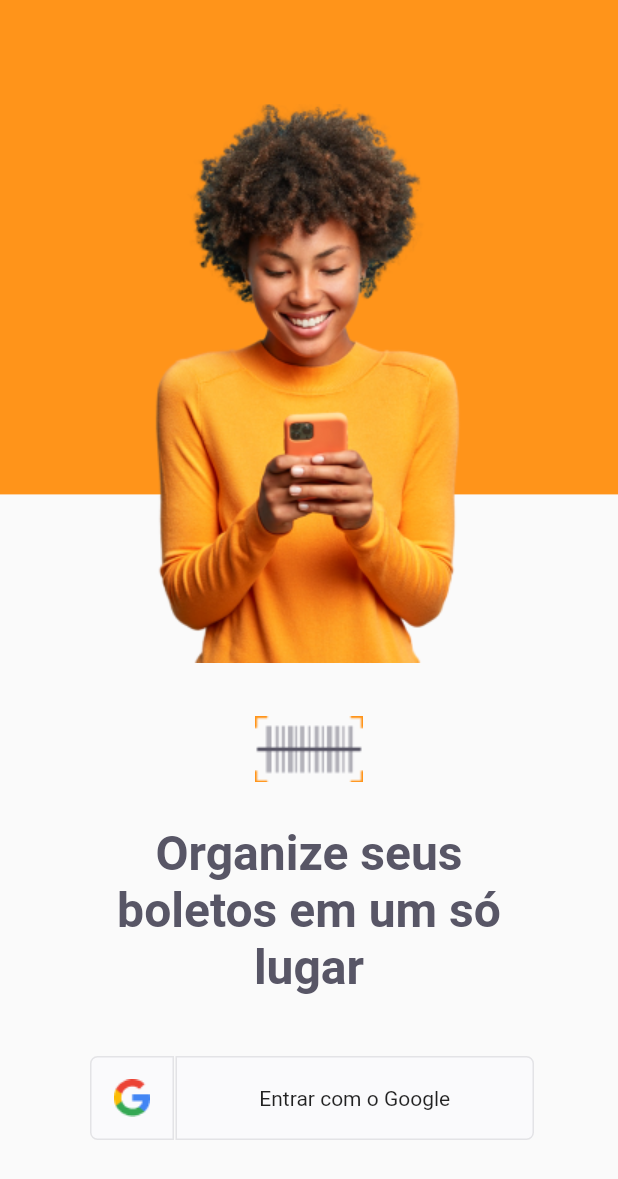
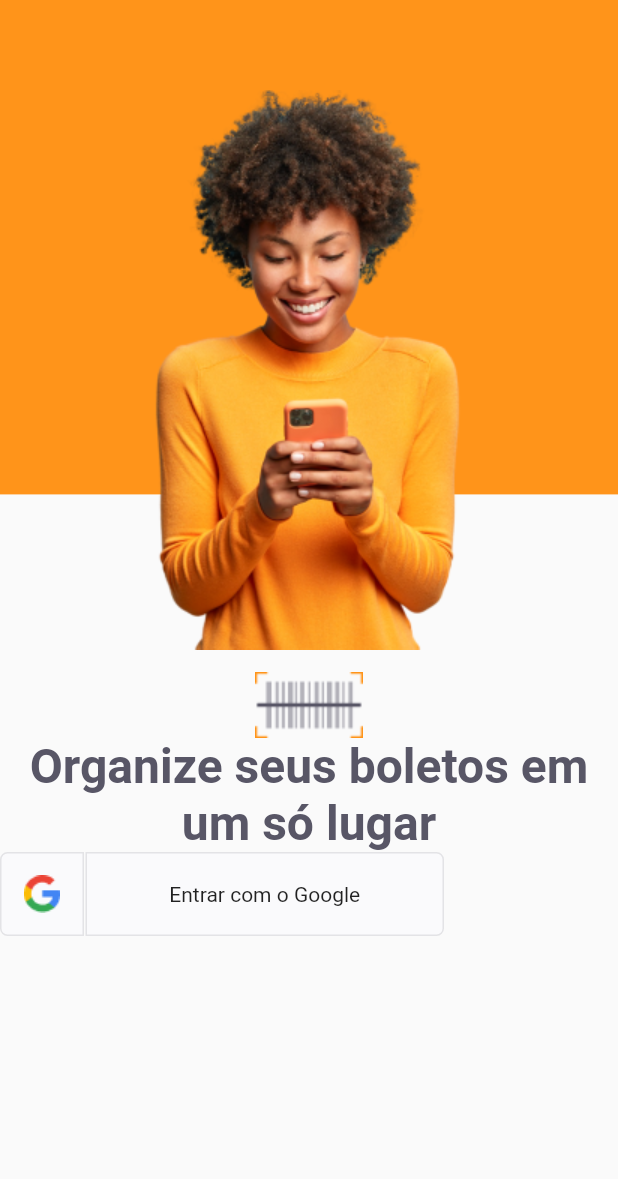
Before and after one commit to angolaw/payflow, a Flutter app: the screen it shows after launch, on a phone screen of 412 x 824 dp. Shown: the top 1179 px of the screen. Run offline on Flutter 3.47's test engine with Material 2 defaults, Android fonts, the phone set to English and light mode, and no system bars; our stand-ins replace google_fonts.

Commit message:
refactor LoginPage

```diff
--- a/lib/modules/login/login_page.dart
+++ b/lib/modules/login/login_page.dart
@@ -7,46 +7,57 @@ import 'package:payflow/shared/themes/app_text_styles.dart';
 
 import '../sign_in_button.dart';
 
-class LoginPage extends StatelessWidget {
+class LoginPage extends StatefulWidget {
   const LoginPage({Key? key}) : super(key: key);
 
   @override
+  _LoginPageState createState() => _LoginPageState();
+}
+
+class _LoginPageState extends State<LoginPage> {
+  @override
   Widget build(BuildContext context) {
-    double height = MediaQuery.of(context).size.height;
+    final size = MediaQuery.of(context).size;
 
     return Scaffold(
-      body: Stack(
-        children: [
-          Column(
+      body: Container(
+        height: size.height,
+        width: size.width,
+        child: Stack(
           children: [
             Container(
-                height: height * 0.4,
+              height: size.height * 0.4,
               decoration: BoxDecoration(color: AppColors.primary),
             ),
-            ],
-          ),
             Positioned(
-              top: 37,
-              left: 84,
-              right: 84,
-              child: Image.asset(AppImages.person)),
+                top: 60,
+                left: 0,
+                right: 0,
+                child: Image.asset(
+                  AppImages.person,
+                  height: 373,
+                  width: 208,
+                )),
             Positioned(
-              top: 425,
-              left: 84,
-              right: 84,
-              child: Image.asset(AppImages.logomini)),
-          Positioned(
-            top: 550,
-            right: 69,
-            left: 69,
-            child: Text(
+              left: 0,
+              right: 0,
+              bottom: 200,
+              child: Column(
+                mainAxisAlignment: MainAxisAlignment.center,
+                crossAxisAlignment: CrossAxisAlignment.center,
+                children: [
+                  Image.asset(AppImages.logomini),
+                  Text(
                     "Organize seus boletos em um só lugar",
                     style: TextStyles.titleHome,
                     textAlign: TextAlign.center,
                   ),
+                  SignInButton(),
+                ],
               ),
-          Positioned(bottom: 64, left: 60, right: 40, child: SignInButton())
+            ),
           ],
+        ),
       ),
     );
   }
```
Lines whose indentation alone changed are shown as unchanged.
